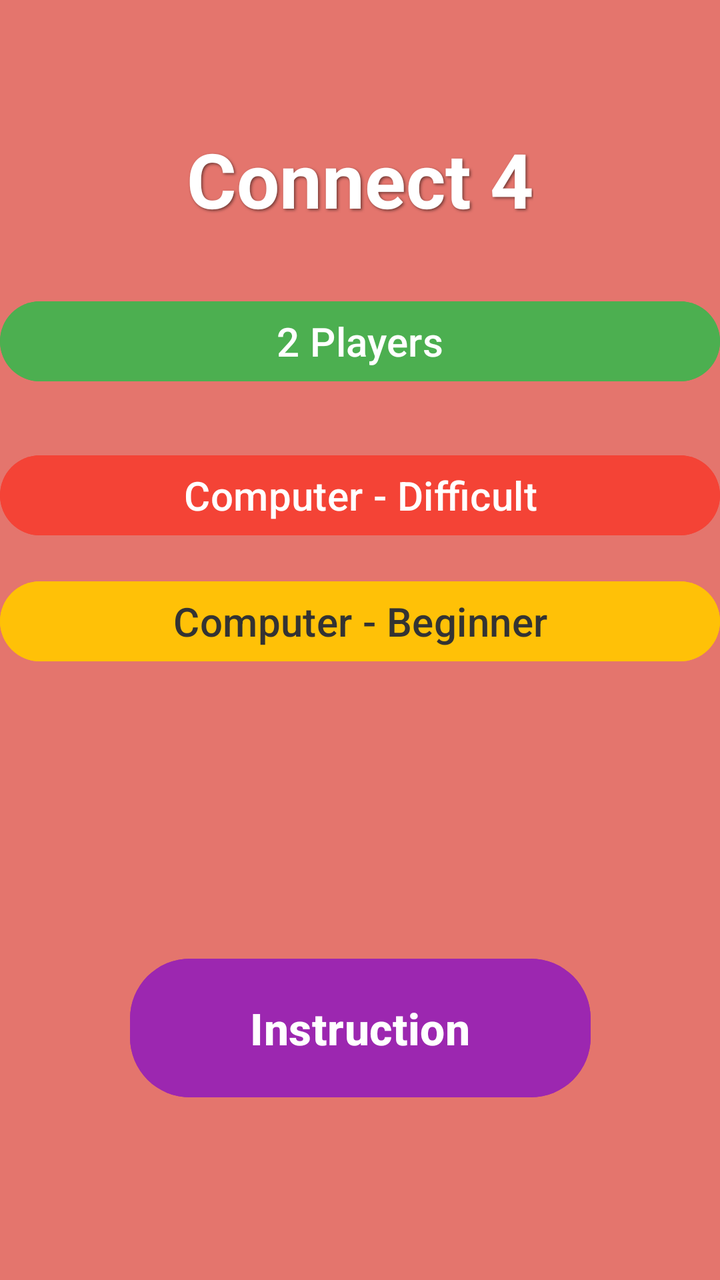
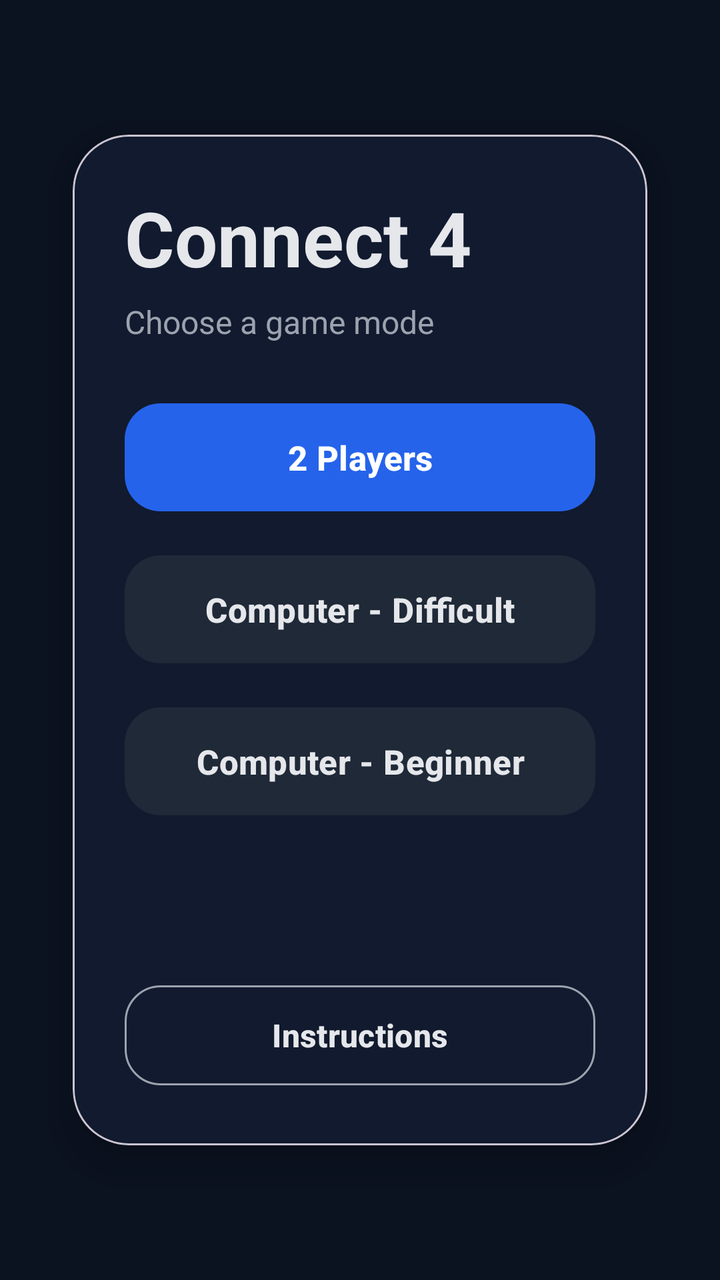

Two renders of the same Android screen: before a commit and after it. Below are the layout's source before the change and the commit's diff.
<!-- AndroidManifest.xml: application theme Theme.AsafProject -->
<!-- res/layout/activity_main.xml -->
<androidx.constraintlayout.widget.ConstraintLayout xmlns:android="http://schemas.android.com/apk/res/android"
    xmlns:app="http://schemas.android.com/apk/res-auto"
    xmlns:tools="http://schemas.android.com/tools"
    android:id="@+id/main"
    android:layout_width="match_parent"
    android:layout_height="match_parent"
    android:background="#E4756D"
    tools:context=".MainActivity">

    <TextView
        android:id="@+id/textView"
        android:layout_width="wrap_content"
        android:layout_height="wrap_content"
        android:layout_marginTop="64dp"
        android:text="Connect 4"
        android:textColor="#FFFFFF"
        android:textSize="38sp"
        android:textStyle="bold"
        android:shadowColor="#80000000"
        android:shadowDx="2"
        android:shadowDy="2"
        android:shadowRadius="3"
        app:layout_constraintEnd_toEndOf="parent"
        app:layout_constraintStart_toStartOf="parent"
        app:layout_constraintTop_toTopOf="parent" />

    
    <Button
        android:id="@+id/btnTwoPlayers"
        android:layout_width="0dp"
        android:layout_height="wrap_content"
        android:text="2 Players"
        android:textSize="20sp"
        android:backgroundTint="#4CAF50"
        android:textColor="#FFFFFF"
        app:cornerRadius="25dp"
        app:elevation="6dp"
        app:layout_constraintTop_toBottomOf="@id/textView"
        app:layout_constraintStart_toStartOf="parent"
        app:layout_constraintEnd_toEndOf="parent"
        android:layout_marginTop="32dp"
      />


    
    <Button
        android:id="@+id/btnComputerEasy"
        android:layout_width="0dp"
        android:layout_height="wrap_content"
        android:layout_marginTop="92dp"
        android:backgroundTint="#FFC107"

        android:text="Computer - Beginner"
        android:textColor="#333333"
        android:textSize="20sp"
        app:cornerRadius="25dp"
        app:elevation="6dp"
        app:layout_constraintEnd_toEndOf="parent"
        app:layout_constraintHorizontal_bias="1.0"
        app:layout_constraintStart_toStartOf="parent"
        app:layout_constraintTop_toBottomOf="@id/btnTwoPlayers" />

    <Button
        android:id="@+id/btnComputerHard"
        android:layout_width="0dp"
        android:layout_height="wrap_content"
        android:backgroundTint="#F44336"

        android:text="Computer - Difficult"
        android:textColor="#FFFFFF"
        android:textSize="20sp"
        app:cornerRadius="25dp"

        app:elevation="6dp"
        app:layout_constraintBottom_toBottomOf="@+id/btnComputerEasy"
        app:layout_constraintEnd_toEndOf="parent"
        app:layout_constraintHorizontal_bias="0.0"
        app:layout_constraintStart_toStartOf="parent"
        app:layout_constraintTop_toBottomOf="@+id/textView"
        app:layout_constraintVertical_bias="0.633" />

    <Button
        android:id="@+id/btnInstructions"
        android:layout_width="wrap_content"
        android:layout_height="wrap_content"
        android:backgroundTint="#9C27B0"
        android:paddingStart="60dp"
        android:paddingTop="20dp"
        android:paddingEnd="60dp"
        android:paddingBottom="20dp"
        android:text="Instruction"
        android:textColor="#FFFFFF"
        android:textSize="22sp"
        android:textStyle="bold"
        app:cornerRadius="30dp"
        app:elevation="8dp"
        app:layout_constraintBottom_toBottomOf="parent"
        app:layout_constraintEnd_toEndOf="parent"
        app:layout_constraintStart_toStartOf="parent"
        app:layout_constraintTop_toBottomOf="@id/btnComputerHard"
        app:layout_constraintVertical_bias="0.7" />

</androidx.constraintlayout.widget.ConstraintLayout>
<!-- resources referenced by this layout -->
<resources>
  <style name="Theme.AsafProject" parent="Base.Theme.AsafProject" />
  <style name="Base.Theme.AsafProject" parent="Theme.Material3.DayNight.NoActionBar">
          
          
      </style>
</resources>

<!-- the commit's change to res/layout/activity_main.xml (unified diff, before → after) -->
@@ -1,103 +1,84 @@
-<androidx.constraintlayout.widget.ConstraintLayout xmlns:android="http://schemas.android.com/apk/res/android"
+<androidx.constraintlayout.widget.ConstraintLayout
+    xmlns:android="http://schemas.android.com/apk/res/android"
     xmlns:app="http://schemas.android.com/apk/res-auto"
-    xmlns:tools="http://schemas.android.com/tools"
     android:id="@+id/main"
     android:layout_width="match_parent"
     android:layout_height="match_parent"
-    android:background="#E4756D"
-    tools:context=".MainActivity">
+    android:background="@color/bg_app">
 
-    <TextView
-        android:id="@+id/textView"
-        android:layout_width="wrap_content"
-        android:layout_height="wrap_content"
-        android:layout_marginTop="64dp"
-        android:text="Connect 4"
-        android:textColor="#FFFFFF"
-        android:textSize="38sp"
-        android:textStyle="bold"
-        android:shadowColor="#80000000"
-        android:shadowDx="2"
-        android:shadowDy="2"
-        android:shadowRadius="3"
-        app:layout_constraintEnd_toEndOf="parent"
+    <com.google.android.material.card.MaterialCardView
+        android:id="@+id/homeCard"
+        android:layout_width="0dp"
+        android:layout_height="0dp"
+        android:layout_marginStart="18dp"
+        android:layout_marginEnd="18dp"
+        android:layout_marginTop="44dp"
+        android:layout_marginBottom="44dp"
+        app:cardBackgroundColor="@color/bg_card"
+        app:cardCornerRadius="28dp"
+        app:cardElevation="10dp"
+        app:cardUseCompatPadding="true"
+        app:layout_constraintTop_toTopOf="parent"
+        app:layout_constraintBottom_toBottomOf="parent"
         app:layout_constraintStart_toStartOf="parent"
-        app:layout_constraintTop_toTopOf="parent" />
+        app:layout_constraintEnd_toEndOf="parent">
 
-    
-    <Button
-        android:id="@+id/btnTwoPlayers"
-        android:layout_width="0dp"
-        android:layout_height="wrap_content"
-        android:text="2 Players"
-        android:textSize="20sp"
-        android:backgroundTint="#4CAF50"
-        android:textColor="#FFFFFF"
-        app:cornerRadius="25dp"
-        app:elevation="6dp"
-        app:layout_constraintTop_toBottomOf="@id/textView"
-        app:layout_constraintStart_toStartOf="parent"
-        app:layout_constraintEnd_toEndOf="parent"
-        android:layout_marginTop="32dp"
-      />
+        <LinearLayout
+            android:layout_width="match_parent"
+            android:layout_height="match_parent"
+            android:orientation="vertical"
+            android:padding="26dp">
 
+            <TextView
+                android:id="@+id/title"
+                android:layout_width="wrap_content"
+                android:layout_height="wrap_content"
+                android:text="Connect 4"
+                android:textColor="@color/text_primary"
+                android:textSize="38sp"
+                android:textStyle="bold" />
 
-    
-    <Button
-        android:id="@+id/btnComputerEasy"
-        android:layout_width="0dp"
-        android:layout_height="wrap_content"
-        android:layout_marginTop="92dp"
-        android:backgroundTint="#FFC107"
+            <TextView
+                android:id="@+id/subtitle"
+                android:layout_width="wrap_content"
+                android:layout_height="wrap_content"
+                android:layout_marginTop="6dp"
+                android:text="Choose a game mode"
+                android:textColor="@color/text_secondary"
+                android:textSize="16sp" />
 
-        android:text="Computer - Beginner"
-        android:textColor="#333333"
-        android:textSize="20sp"
-        app:cornerRadius="25dp"
-        app:elevation="6dp"
-        app:layout_constraintEnd_toEndOf="parent"
-        app:layout_constraintHorizontal_bias="1.0"
-        app:layout_constraintStart_toStartOf="parent"
-        app:layout_constraintTop_toBottomOf="@id/btnTwoPlayers" />
+            <View
+                android:layout_width="match_parent"
+                android:layout_height="26dp" />
 
-    <Button
-        android:id="@+id/btnComputerHard"
-        android:layout_width="0dp"
-        android:layout_height="wrap_content"
-        android:backgroundTint="#F44336"
+            <com.google.android.material.button.MaterialButton
+                android:id="@+id/btnTwoPlayers"
+                style="@style/HomeButtonPrimary"
+                android:text="2 Players" />
 
-        android:text="Computer - Difficult"
-        android:textColor="#FFFFFF"
-        android:textSize="20sp"
-        app:cornerRadius="25dp"
+            <com.google.android.material.button.MaterialButton
+                android:id="@+id/btnComputerHard"
+                style="@style/HomeButton"
+                android:layout_marginTop="14dp"
+                android:text="Computer - Difficult" />
 
-        app:elevation="6dp"
-        app:layout_constraintBottom_toBottomOf="@+id/btnComputerEasy"
-        app:layout_constraintEnd_toEndOf="parent"
-        app:layout_constraintHorizontal_bias="0.0"
-        app:layout_constraintStart_toStartOf="parent"
-        app:layout_constraintTop_toBottomOf="@+id/textView"
-        app:layout_constraintVertical_bias="0.633" />
+            <com.google.android.material.button.MaterialButton
+                android:id="@+id/btnComputerEasy"
+                style="@style/HomeButton"
+                android:layout_marginTop="14dp"
+                android:text="Computer - Beginner" />
 
-    <Button
-        android:id="@+id/btnInstructions"
-        android:layout_width="wrap_content"
-        android:layout_height="wrap_content"
-        android:backgroundTint="#9C27B0"
-        android:paddingStart="60dp"
-        android:paddingTop="20dp"
-        android:paddingEnd="60dp"
-        android:paddingBottom="20dp"
-        android:text="Instruction"
-        android:textColor="#FFFFFF"
-        android:textSize="22sp"
-        android:textStyle="bold"
-        app:cornerRadius="30dp"
-        app:elevation="8dp"
-        app:layout_constraintBottom_toBottomOf="parent"
-        app:layout_constraintEnd_toEndOf="parent"
-        app:layout_constraintStart_toStartOf="parent"
-        app:layout_constraintTop_toBottomOf="@id/btnComputerHard"
-        app:layout_constraintVertical_bias="0.7" />
+            <View
+                android:layout_width="match_parent"
+                android:layout_height="0dp"
+                android:layout_weight="1" />
+
+            <com.google.android.material.button.MaterialButton
+                android:id="@+id/btnInstructions"
+                style="@style/HomeButtonOutlined"
+                android:text="Instructions" />
+
+        </LinearLayout>
+    </com.google.android.material.card.MaterialCardView>
 
 </androidx.constraintlayout.widget.ConstraintLayout>
<!-- resource entries referenced after the edit -->
@@ -1,6 +1,44 @@
 <!-- resources referenced by this layout -->
 <resources>
+  <color name="bg_app">#FF0B1220</color>
+  <color name="bg_card">#FF111A2E</color>
+  <color name="text_primary">#FFE5E7EB</color>
+  <color name="text_secondary">#FF9CA3AF</color>
+  <style name="HomeButton" parent="Widget.Material3.Button">
+          <item name="android:layout_width">match_parent</item>
+          <item name="android:layout_height">62dp</item>
+          <item name="cornerRadius">18dp</item>
+          <item name="android:textAllCaps">false</item>
+          <item name="android:textSize">17sp</item>
+          <item name="android:textStyle">bold</item>
+          <item name="android:textColor">@color/text_primary</item>
+          <item name="backgroundTint">@color/secondary</item>
+      </style>
+  <style name="HomeButtonOutlined" parent="Widget.Material3.Button.OutlinedButton">
+          <item name="android:layout_width">match_parent</item>
+          <item name="android:layout_height">58dp</item>
+          <item name="cornerRadius">18dp</item>
+          <item name="android:textAllCaps">false</item>
+          <item name="android:textSize">16sp</item>
+          <item name="android:textStyle">bold</item>
+          <item name="strokeWidth">1dp</item>
+          <item name="strokeColor">@color/text_secondary</item>
+          <item name="android:textColor">@color/text_primary</item>
+      </style>
+  <style name="HomeButtonPrimary" parent="Widget.Material3.Button">
+          <item name="android:layout_width">match_parent</item>
+          <item name="android:layout_height">62dp</item>
+          <item name="cornerRadius">18dp</item>
+          <item name="android:textAllCaps">false</item>
+          <item name="android:textSize">17sp</item>
+          <item name="android:textStyle">bold</item>
+          <item name="android:textColor">@color/white</item>
+          <item name="backgroundTint">@color/primary</item>
+      </style>
   <style name="Theme.AsafProject" parent="Base.Theme.AsafProject" />
+  <color name="secondary">#FF1F2937</color>
+  <color name="white">#FFFFFFFF</color>
+  <color name="primary">#FF2563EB</color>
   <style name="Base.Theme.AsafProject" parent="Theme.Material3.DayNight.NoActionBar">
           
           
